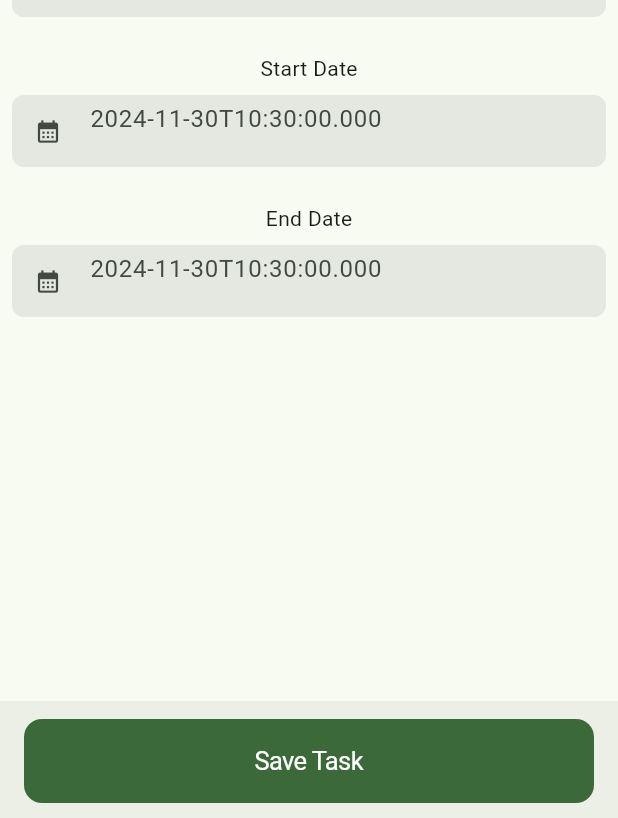
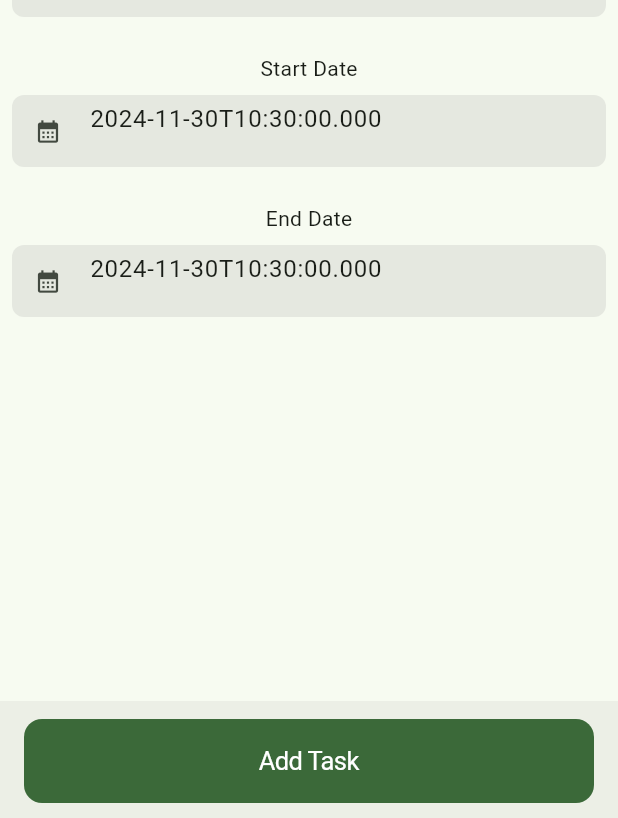
Before and after one commit to CLEMENTMOLEKO/anothertodo, a Flutter app: the AddTaskScreen screen opened directly, on a phone screen of 412 x 824 dp. Shown: the part 415-1233 px from the top of the screen. Run offline on Flutter 3.47's test engine with Material 3 defaults, Android fonts, the light colour scheme and no system bars; our stand-ins replace bloc, dotted_border, equatable, flutter_bloc, gap, hydrated_bloc.

Commit message:
Add tests for editing tasks.

```diff
--- a/lib/blocs/task_bloc/task_bloc.dart
+++ b/lib/blocs/task_bloc/task_bloc.dart
@@ -24,6 +24,12 @@ class TaskBloc extends HydratedBloc<TaskEvent, TaskState> {
   /// TODO: Introduce task service in packages to encapsulate the task logic. for all these methods.
   void onAddTask(TaskAdded event, Emitter<TaskState> emit) {
     emit(state.copyWith(status: TaskStatus.loading));
+
+    if (state.tasks.any((task) => task.id == event.task.id)) {
+      emit(state.copyWith(
+          status: TaskStatus.failure, message: "Task already exists"));
+      return;
+    }
 
     List<Task> temp = <Task>[...state.tasks];
     Task tempTask = event.task.copyWith(id: const Uuid().v4().toString());
--- a/lib/screens/add_task_screen/add_task_screen.dart
+++ b/lib/screens/add_task_screen/add_task_screen.dart
@@ -9,17 +9,18 @@ import 'package:uuid/uuid.dart';
 import 'widgets/add_task_form.dart';
 
 class AddTaskScreen extends StatefulWidget {
-  const AddTaskScreen({super.key});
+  final Task? task;
+  const AddTaskScreen({super.key, this.task});
 
   @override
   State<AddTaskScreen> createState() => _AddTaskScreenState();
 }
 
 class _AddTaskScreenState extends State<AddTaskScreen> {
-  final TextEditingController titleController = TextEditingController();
-  final TextEditingController descriptionController = TextEditingController();
-  TextEditingController startDateController = TextEditingController();
-  TextEditingController endDateController = TextEditingController();
+  late TextEditingController titleController;
+  late TextEditingController descriptionController;
+  late TextEditingController startDateController;
+  late TextEditingController endDateController;
   Priority taskPriority = Priority.low;
 
   @override
@@ -29,6 +30,19 @@ class _AddTaskScreenState extends State<AddTaskScreen> {
     startDateController.dispose();
     endDateController.dispose();
     super.dispose();
+  }
+
+  @override
+  void initState() {
+    final dateTimeNowString = DateTime.now().toIso8601String();
+    super.initState();
+    titleController = TextEditingController(text: widget.task?.title ?? "");
+    descriptionController =
+        TextEditingController(text: widget.task?.description ?? "");
+    startDateController = TextEditingController(
+        text: widget.task?.startDate.toIso8601String() ?? dateTimeNowString);
+    endDateController = TextEditingController(
+        text: widget.task?.endDate.toIso8601String() ?? dateTimeNowString);
   }
 
   @override
@@ -61,16 +75,23 @@ class _AddTaskScreenState extends State<AddTaskScreen> {
       bottomNavigationBar: BottomAppBar(
         child: CupertinoButton.filled(
             key: const Key("add_task_screen_bottom_app_bar_button"),
-            child: const Text("Save Task"),
+            child: Text(widget.task == null ? "Add Task" : "Update Task"),
             onPressed: () {
+              widget.task == null ? _addTask() : _updateTask();
+              Navigator.of(context).pop();
+            }),
+      ),
+    );
+  }
+
+  void _addTask() {
     context.read<TaskBloc>().add(
           TaskAdded(
             task: Task(
               id: const Uuid().toString(),
               title: titleController.text,
               description: descriptionController.text,
-                        startDate: DateTime.parse(
-                            startDateController.text.isEmpty
+              startDate: DateTime.parse(startDateController.text.isEmpty
                   ? DateTime.now().toIso8601String()
                   : startDateController.text),
               endDate: DateTime.parse(endDateController.text.isEmpty
@@ -80,8 +101,25 @@ class _AddTaskScreenState extends State<AddTaskScreen> {
             ),
           ),
         );
-              Navigator.of(context).pop();
-            }),
+  }
+
+  void _updateTask() {
+    context.read<TaskBloc>().add(
+          TaskUpdated(
+            task: Task(
+              id: widget.task!.id,
+              title: titleController.text,
+              description: descriptionController.text,
+              startDate: DateTime.parse(startDateController.text.isEmpty
+                  ? DateTime.now().toIso8601String()
+                  : startDateController.text),
+              endDate: DateTime.parse(
+                endDateController.text.isEmpty
+                    ? DateTime.now().toIso8601String()
+                    : endDateController.text,
+              ),
+              priority: taskPriority,
+            ),
           ),
         );
   }
```
Also changed, not shown: lib/widgets/tasks_list_view.dart (+7 -1 lines), 1 other file. Lines whose indentation alone changed are shown as unchanged.
